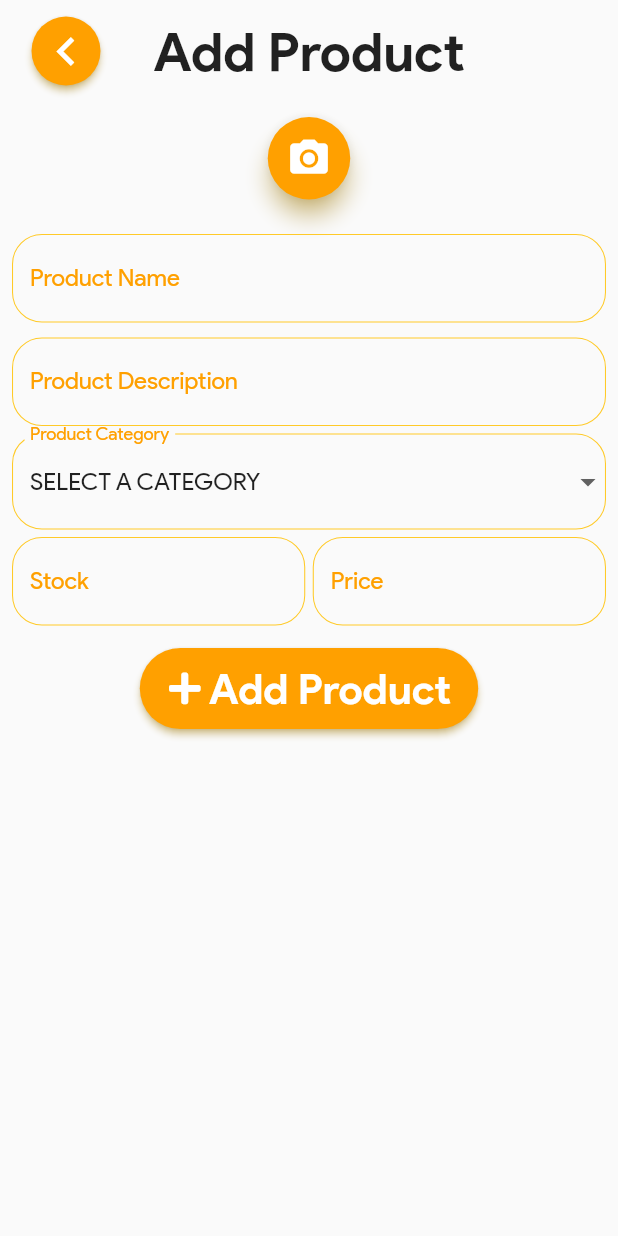
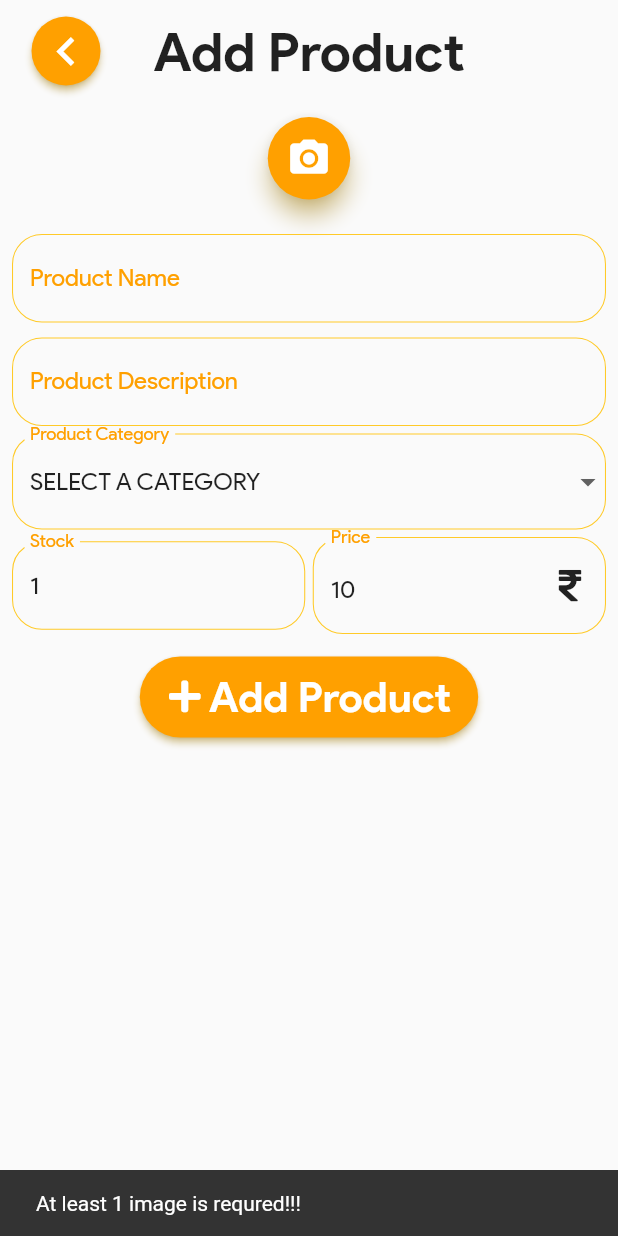
Before and after one commit to CodeWizard1206/eRation, a Flutter app: the AddProduct screen opened directly, after a tap on "Add Product", on a phone screen of 412 x 824 dp. Run offline on Flutter 3.47's test engine with Material 2 defaults, Android fonts, the phone set to English and light mode, and no system bars; our stand-ins replace cached_network_image, cloud_firestore, firebase_auth, firebase_core, firebase_storage, flutter_icons and 5 more; accounts and stored records are empty.

Commit message:
Commit #22 - Product Addition Implemented

```diff
--- a/e_ration_seller/lib/COMPONENTS/input_field.dart
+++ b/e_ration_seller/lib/COMPONENTS/input_field.dart
@@ -68,6 +68,8 @@ class InputField extends StatefulWidget {
   final int? maxLines;
   final TextInputType? keyboardType;
   final TextCapitalization textCapitalization;
+  final bool iconPlaceholder;
+  final IconData? icon;
   InputField({
     Key? key,
     this.controller,
@@ -76,6 +78,8 @@ class InputField extends StatefulWidget {
     this.visibilityToggle = false,
     this.dateToggle = false,
     this.enabled = true,
+    this.iconPlaceholder = false,
+    this.icon,
     this.title,
     this.maxLines = 1,
     this.keyboardType = TextInputType.text,
@@ -155,7 +159,12 @@ class _InputFieldState extends State<InputField> {
                       Icons.calendar_today_rounded,
                       color: Colors.black87,
                     )
-                  : null,
+                  : this.widget.iconPlaceholder
+                      ? Icon(
+                          this.widget.icon,
+                          color: Colors.black87,
+                        )
+                      : null,
         ),
       ),
     );
--- /dev/null
+++ b/e_ration_seller/lib/MODELS/product_model.dart
@@ -0,0 +1,168 @@
+import 'dart:convert';
+
+import 'package:cloud_firestore/cloud_firestore.dart';
+import 'package:flutter/foundation.dart';
+
+class ProductModel {
+  String? uid;
+  String? sellerId;
+  String? sellerName;
+  String? sellerCity;
+  String? sellerArea;
+  String? productName;
+  String? category;
+  String? description;
+  String? thumbUri;
+  DateTime? timestamp;
+  int? stocks;
+  int? price;
+  List<String>? images;
+
+  ProductModel({
+    this.uid,
+    this.sellerId,
+    this.sellerName,
+    this.sellerCity,
+    this.sellerArea,
+    this.productName,
+    this.category,
+    this.description,
+    this.thumbUri,
+    this.timestamp,
+    this.stocks,
+    this.price,
+    this.images,
+  });
+
+  ProductModel copyWith({
+    String? uid,
+    String? sellerId,
+    String? sellerName,
+    String? sellerCity,
+    String? sellerArea,
+    String? productName,
+    String? category,
+    String? description,
+    String? thumbUri,
+    DateTime? timestamp,
+    int? stocks,
+    int? price,
+    List<String>? images,
+  }) {
+    return ProductModel(
+      uid: uid ?? this.uid,
+      sellerId: sellerId ?? this.sellerId,
+      sellerName: sellerName ?? this.sellerName,
+      sellerCity: sellerCity ?? this.sellerCity,
+      sellerArea: sellerArea ?? this.sellerArea,
+      productName: productName ?? this.productName,
+      category: category ?? this.category,
+      description: description ?? this.description,
+      thumbUri: thumbUri ?? this.thumbUri,
+      timestamp: timestamp ?? this.timestamp,
+      stocks: stocks ?? this.stocks,
+      price: price ?? this.price,
+      images: images ?? this.images,
+    );
+  }
+
+  Map<String, dynamic> toMap() {
+    return {
+      'sellerId': sellerId,
+      'sellerName': sellerName,
+      'sellerCity': sellerCity,
+      'sellerArea': sellerArea,
+      'productName': productName,
+      'category': category,
+      'description': description,
+      'thumbUri': thumbUri,
+      'timestamp': timestamp,
+      'stocks': stocks,
+      'price': price,
+      'images': images,
+    };
+  }
+
+  factory ProductModel.fromDoc(DocumentSnapshot doc) {
+    return ProductModel(
+      uid: doc.get('uid'),
+      sellerId: doc.get('sellerId'),
+      sellerName: doc.get('sellerName'),
+      sellerCity: doc.get('sellerCity'),
+      sellerArea: doc.get('sellerArea'),
+      productName: doc.get('productName'),
+      category: doc.get('category'),
+      description: doc.get('description'),
+      thumbUri: doc.get('thumbUri'),
+      timestamp: doc.get('timestamp').toDate(),
+      stocks: doc.get('stocks'),
+      price: doc.get('price'),
+      images: List<String>.from(doc.get('images')),
+    );
+  }
+
+  factory ProductModel.fromMap(Map<String, dynamic> map) {
+    return ProductModel(
+      uid: map['uid'],
+      sellerId: map['sellerId'],
+      sellerName: map['sellerName'],
+      sellerCity: map['sellerCity'],
+      sellerArea: map['sellerArea'],
+      productName: map['productName'],
+      category: map['category'],
+      description: map['description'],
+      thumbUri: map['thumbUri'],
+      timestamp: map['timestamp'].toDate(),
+      stocks: map['stocks'],
+      price: map['price'],
+      images: List<String>.from(map['images']),
+    );
+  }
+
+  String toJson() => json.encode(toMap());
+
+  factory ProductModel.fromJson(String source) =>
+      ProductModel.fromMap(json.decode(source));
+
+  @override
+  String toString() {
+    return 'ProductModel(uid: $uid, sellerId: $sellerId, sellerName: $sellerName, sellerCity: $sellerCity, sellerArea: $sellerArea, productName: $productName, category: $category, description: $description, thumbUri: $thumbUri, timestamp: $timestamp, stocks: $stocks, price: $price, images: $images)';
+  }
+
+  @override
+  bool operator ==(Object other) {
+    if (identical(this, other)) return true;
+
+    return other is ProductModel &&
+        other.uid == uid &&
+        other.sellerId == sellerId &&
+        other.sellerName == sellerName &&
+        other.sellerCity == sellerCity &&
+        other.sellerArea == sellerArea &&
+        other.productName == productName &&
+        other.category == category &&
+        other.description == description &&
+        other.thumbUri == thumbUri &&
+        other.timestamp == timestamp &&
+        other.stocks == stocks &&
+        other.price == price &&
+        listEquals(other.images, images);
+  }
+
+  @override
+  int get hashCode {
+    return uid.hashCode ^
+        sellerId.hashCode ^
+        sellerName.hashCode ^
+        sellerCity.hashCode ^
+        sellerArea.hashCode ^
+        productName.hashCode ^
+        category.hashCode ^
+        description.hashCode ^
+        thumbUri.hashCode ^
+        timestamp.hashCode ^
+        stocks.hashCode ^
+        price.hashCode ^
+        images.hashCode;
+  }
+}
--- a/e_ration_seller/lib/PAGES/add_product.dart
+++ b/e_ration_seller/lib/PAGES/add_product.dart
@@ -1,14 +1,20 @@
 import 'dart:io';
+import 'package:e_ration_seller/COMPONENTS/async_loader.dart';
 import 'package:e_ration_seller/COMPONENTS/back_app_bar.dart';
 import 'package:e_ration_seller/COMPONENTS/circle_picture.dart';
 import 'package:e_ration_seller/COMPONENTS/drop_down.dart';
 import 'package:e_ration_seller/COMPONENTS/icon_button.dart';
 import 'package:e_ration_seller/COMPONENTS/input_field.dart';
+import 'package:e_ration_seller/MODELS/contants.dart';
+import 'package:e_ration_seller/MODELS/database_model.dart';
+import 'package:e_ration_seller/MODELS/product_model.dart';
 import 'package:flutter/material.dart';
 // ignore: import_of_legacy_library_into_null_safe
 import 'package:flutter_icons/flutter_icons.dart';
 import 'package:image_cropper/image_cropper.dart';
 import 'package:image_picker/image_picker.dart';
+// ignore: import_of_legacy_library_into_null_safe
+import 'package:modal_progress_hud/modal_progress_hud.dart';
 
 class AddProduct extends StatefulWidget {
   AddProduct({Key? key}) : super(key: key);
@@ -22,17 +28,22 @@ class _AddProductState extends State<AddProduct> {
   TextEditingController? _name;
   TextEditingController? _desc;
   TextEditingController? _category;
+  TextEditingController? _stock;
+  TextEditingController? _price;
 
   List<DropdownMenuItem>? _categoryList;
-  List<File>? _images;
+  List<File> _images = [];
+
+  bool? _isLoading;
 
   @override
   void initState() {
     _name = TextEditingController();
     _desc = TextEditingController();
     _category = TextEditingController();
+    _stock = TextEditingController();
+    _price = TextEditingController();
 
-    _images = [];
     _categoryList = [
       DropdownMenuItem(
         value: "NONE",
@@ -45,6 +56,10 @@ class _AddProductState extends State<AddProduct> {
     ];
 
     _category!.text = "NONE";
+    _stock!.text = "1";
+    _price!.text = "10";
+
+    _isLoading = false;
     super.initState();
   }
 
@@ -83,12 +98,12 @@ class _AddProductState extends State<AddProduct> {
 
     setState(() {
       _currentFile = croppedFile;
-      _images!.add(croppedFile!);
+      _images.add(_currentFile!);
     });
   }
 
   void _selectImage(BuildContext context) {
-    if (_images!.length < 3) {
+    if (_images.length < 3) {
       showModalBottomSheet(
         context: context,
         backgroundColor: Colors.transparent,
@@ -145,8 +160,10 @@ class _AddProductState extends State<AddProduct> {
       context: context,
       backgroundColor: Colors.transparent,
       builder: (_) => Container(
-        margin: const EdgeInsets.symmetric(horizontal: 10.0, vertical: 10.0),
-        // padding: const EdgeInsets.all(8.0),
+        margin: const EdgeInsets.symmetric(
+          horizontal: 10.0,
+          vertical: 10.0,
+        ),
         decoration: BoxDecoration(
           borderRadius: BorderRadius.circular(15.0),
           color: Colors.red,
@@ -169,15 +186,15 @@ class _AddProductState extends State<AddProduct> {
               ),
               onTap: () async {
                 Navigator.of(context).pop();
-                if (_images!.length == 1) {
+                if (_images.length == 1) {
                   setState(() {
-                    _images!.remove(image);
+                    _images.remove(image);
                     _currentFile = null;
                   });
                 } else {
                   setState(() {
-                    _images!.remove(image);
-                    _currentFile = _images![0];
+                    _images.remove(image);
+                    _currentFile = _images[0];
                   });
                 }
               },
@@ -188,10 +205,86 @@ class _AddProductState extends State<AddProduct> {
     );
   }
 
+  Future<bool> addProduct(BuildContext context) async {
+    if (_currentFile != null) {
+      if (_name!.text.isNotEmpty &&
+          _category!.text.isNotEmpty &&
+          _desc!.text.isNotEmpty &&
+          _stock!.text.isNotEmpty &&
+          _price!.text.isNotEmpty) {
+        int stock = int.parse(_stock!.text);
+        int price = int.parse(_price!.text);
+        if (stock > 0 && price > 0) {
+          setState(() {
+            this._isLoading = true;
+          });
+          ProductModel _product = ProductModel(
+            sellerId: Constant.getUser.uid,
+            sellerName: Constant.getUser.name,
+            sellerArea: Constant.getUser.area,
+            sellerCity: Constant.getUser.city,
+            productName: _name!.text,
+            category: _category!.text,
+            description: _desc!.text,
+            stocks: stock,
+            price: price,
+            timestamp: DateTime.now(),
+          );
+
+          bool _result = await DatabaseManager.getInstance
+              .addProductToDB(_product, _images);
+
+          setState(() {
+            this._isLoading = false;
+          });
+          if (_result) {
+            return _result;
+          } else {
+            // ignore: deprecated_member_use
+            Scaffold.of(context).showSnackBar(
+              SnackBar(
+                content: Text("Error adding product!!!"),
+              ),
+            );
+            return false;
+          }
+        } else {
+          // ignore: deprecated_member_use
+          Scaffold.of(context).showSnackBar(
+            SnackBar(
+              content: Text("Stock and Price can't be 0!!!"),
+            ),
+          );
+          return false;
+        }
+      } else {
+        // ignore: deprecated_member_use
+        Scaffold.of(context).showSnackBar(
+          SnackBar(
+            content: Text("All fields are required!!!"),
+          ),
+        );
+        return false;
+      }
+    } else {
+      // ignore: deprecated_member_use
+      Scaffold.of(context).showSnackBar(
+        SnackBar(
+          content: Text("At least 1 image is requred!!!"),
+        ),
+      );
+      return false;
+    }
+  }
+
   @override
   Widget build(BuildContext context) {
     return Scaffold(
-      body: SafeArea(
+      body: ModalProgressHUD(
+        inAsyncCall: this._isLoading,
+        opacity: 0.8,
+        progressIndicator: AsyncLoader(),
+        child: SafeArea(
           child: ListView(
             // controller: _controller,
             children: [
@@ -219,7 +312,7 @@ class _AddProductState extends State<AddProduct> {
                               children: [
                                 Row(
                                   mainAxisSize: MainAxisSize.min,
-                                children: _images!
+                                  children: _images
                                       .map((image) => GestureDetector(
                                             onLongPress: () =>
                                                 onLongPress(context, image),
@@ -232,7 +325,8 @@ class _AddProductState extends State<AddProduct> {
                                               padding: const EdgeInsets.only(
                                                   right: 8.0),
                                               child: CirclePicture(
-                                              backgroundImage: FileImage(image),
+                                                backgroundImage:
+                                                    FileImage(image),
                                               ),
                                             ),
                                           ))
@@ -286,23 +380,32 @@ class _AddProductState extends State<AddProduct> {
                       children: [
                         Expanded(
                           child: InputField(
-                          controller: _desc,
+                            controller: _stock,
                             title: "Stock",
                           ),
                         ),
                         SizedBox(width: 5.0),
                         Expanded(
                           child: InputField(
-                          controller: _desc,
+                            controller: _price,
                             title: "Price",
+                            iconPlaceholder: true,
+                            icon: FlutterIcons.rupee_sign_faw5s,
                           ),
                         ),
                       ],
                     ),
-                  IconButtonMaterial(
-                    onPressed: () {},
+                    Builder(
+                      builder: (context) => IconButtonMaterial(
+                        onPressed: () async {
+                          bool _result = await addProduct(context);
+                          if (_result) {
+                            Navigator.pop(context, _result);
+                          }
+                        },
                         icon: FlutterIcons.plus_faw5s,
                         title: 'Add Product',
+                      ),
                     ),
                   ],
                 ),
@@ -310,6 +413,7 @@ class _AddProductState extends State<AddProduct> {
             ],
           ),
         ),
+      ),
     );
   }
 }
```
Also changed, not shown: e_ration_seller/lib/MODELS/database_model.dart (+37 -0 lines), e_ration_seller/lib/PAGES/manage_product.dart (+17 -4 lines). Lines whose indentation alone changed are shown as unchanged.
